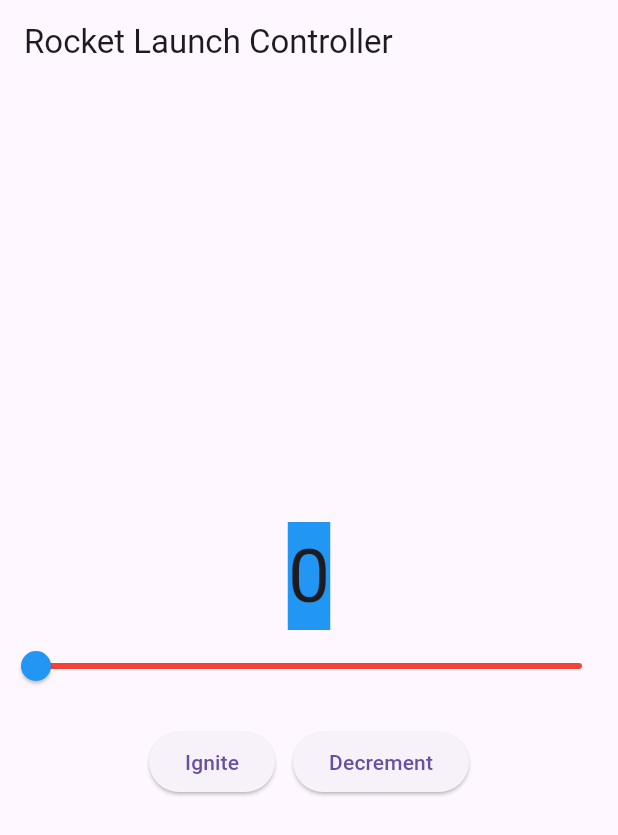
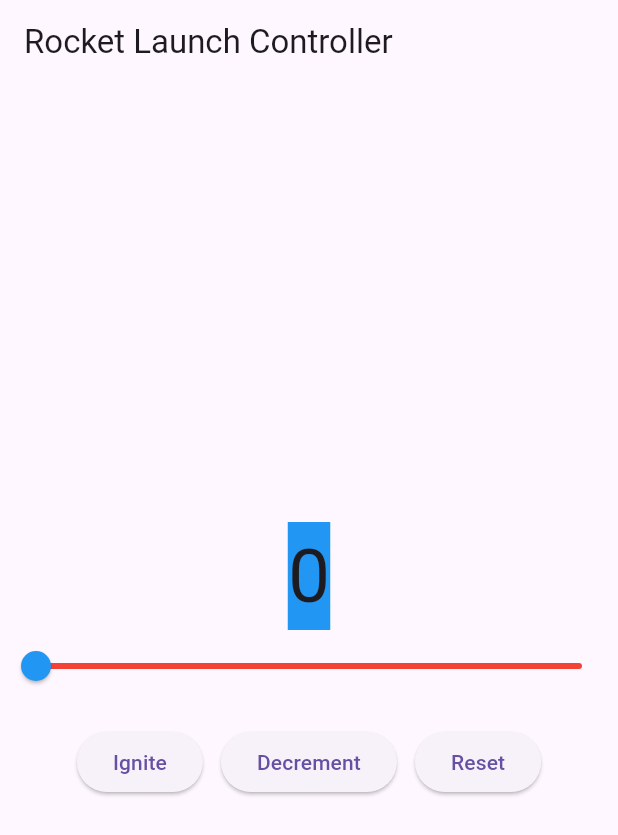
Before and after one commit to AyanLakhani14/rocket-launch-controller, a Flutter app: the screen it shows after launch, on a phone screen of 412 x 824 dp. Shown: the top 835 px of the screen. Run offline on Flutter 3.47's test engine with Material 3 defaults, Android fonts, the phone set to English and light mode, and no system bars.

Commit message:
Objective 3: Add Reset button to set fuel back to 0

```diff
--- a/lib/main.dart
+++ b/lib/main.dart
@@ -28,7 +28,6 @@ class _CounterWidgetState extends State<CounterWidget> {
   static const int _maxFuel = 100;
   static const int _minFuel = 0;
 
-  // Ignite button
   void _ignite() {
     setState(() {
       if (_counter < _maxFuel) {
@@ -37,12 +36,17 @@ class _CounterWidgetState extends State<CounterWidget> {
     });
   }
 
-  // Decrement button
   void _decrement() {
     setState(() {
       if (_counter > _minFuel) {
         _counter--;
       }
+    });
+  }
+
+  void _reset() {
+    setState(() {
+      _counter = 0;
     });
   }
 
@@ -91,6 +95,11 @@ class _CounterWidgetState extends State<CounterWidget> {
                 onPressed: _decrement,
                 child: const Text('Decrement'),
               ),
+              const SizedBox(width: 12),
+              ElevatedButton(
+                onPressed: _reset,
+                child: const Text('Reset'),
+              ),
             ],
           ),
         ],
```
